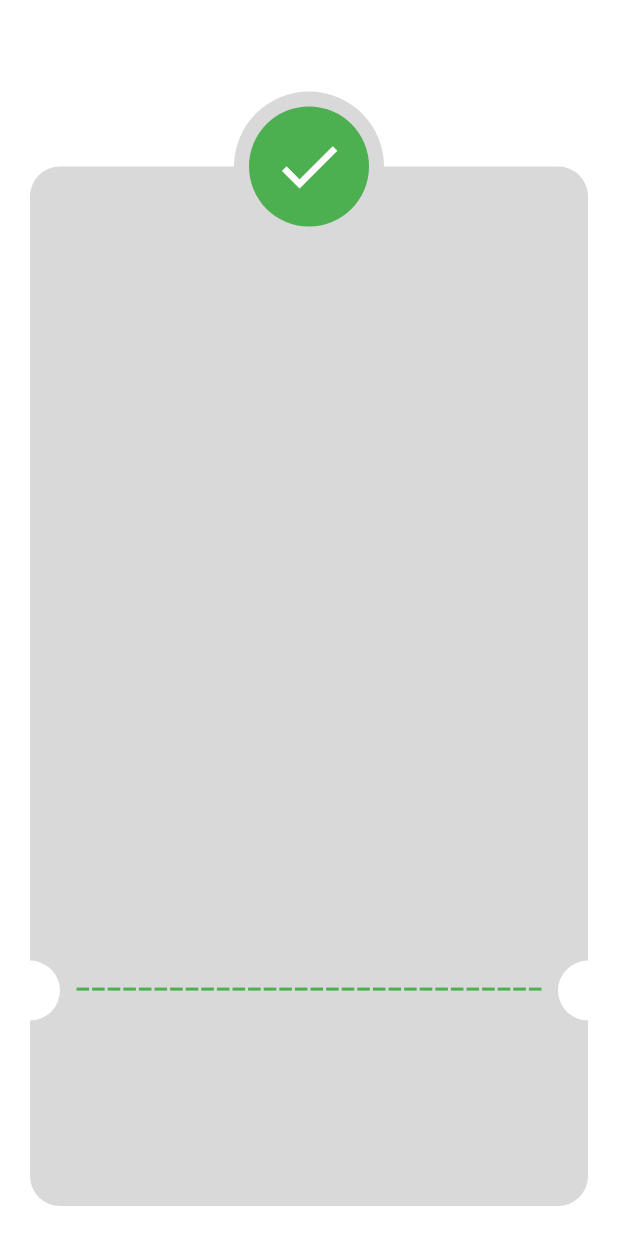
After one commit to ahmedelashrry1/payment, a Flutter app: the ThanksYouBody screen opened directly, on a phone screen of 412 x 824 dp. The commit adds this screen. Run offline on Flutter 3.47's test engine with Material 3 defaults, Android fonts, the phone set to English and light mode, and no system bars; our stand-ins replace flutter_credit_card.

Commit message:
finish Containerdaitiles

```diff
--- a/lib/presntation/view/MyCart Page1/body_my_cart.dart
+++ b/lib/presntation/view/MyCart Page1/body_my_cart.dart
@@ -69,5 +69,4 @@ class BodyMyCart extends StatelessWidget {
       ),
     );
   }
-
 }
--- a/lib/presntation/view/PayMent page 2/BodyPaymentDitails.dart
+++ b/lib/presntation/view/PayMent page 2/BodyPaymentDitails.dart
@@ -1,4 +1,5 @@
 import 'package:flutter/material.dart';
+import 'package:payment/presntation/view/ThankYou%20Page3/Thank_you_View.dart';
 import 'package:payment/presntation/view/widgets/Custom_Item_Payment_ListView.dart';
 import 'package:payment/presntation/view/widgets/custom_cridatcard.dart';
 import 'package:payment/presntation/view/widgets/custoom_buttom.dart';
@@ -35,6 +36,11 @@ class _BodyPaymentDitailsState extends State<BodyPaymentDitails> {
                 } else {
                   autovalidateMode = AutovalidateMode.always;
                   setState(() {});
+                  Navigator.of(context).push(
+                    MaterialPageRoute(
+                      builder: (context) => const ThankyouView(),
+                    ),
+                  );
                 }
               },
               title: "Pay Now",
--- /dev/null
+++ b/lib/presntation/view/ThankYou Page3/Thank_you_View.dart
@@ -0,0 +1,13 @@
+import 'package:flutter/material.dart';
+import 'package:payment/presntation/view/ThankYou%20Page3/thanks_you_body.dart';
+
+class ThankyouView extends StatelessWidget {
+  const ThankyouView({super.key});
+
+  @override
+  Widget build(BuildContext context) {
+    return const ThanksYouBody(
+
+    ) ;
+  }
+}
--- /dev/null
+++ b/lib/presntation/view/ThankYou Page3/thanks_you_body.dart
@@ -0,0 +1,32 @@
+import 'package:flutter/material.dart';
+import 'package:payment/presntation/view/widgets/CustomCircleAvatatr.dart';
+
+class ThanksYouBody extends StatelessWidget {
+  const ThanksYouBody({super.key});
+
+  @override
+  Widget build(BuildContext context) {
+    return Scaffold(
+      backgroundColor: Colors.white, // الخلفية البيضاء للصفحة كاملة
+      body: Padding(
+        padding:
+            const EdgeInsets.only(top: 111, left: 20, right: 20, bottom: 20),
+        child: Stack(
+          clipBehavior: Clip.none,
+          children: [
+            Container(
+              decoration: BoxDecoration(
+                color: const Color(0xffD9D9D9),
+                borderRadius: BorderRadius.circular(20),
+              ),
+            ),
+          const  CustomCircleAvatatr(),
+          const  CustomCircleAvatatr1(),
+          const  CustomCircleAvatatr2(),
+          const  CustomCircleAvatatrWithIcon(),
+          ],
+        ),
+      ),
+    );
+  }
+}
--- /dev/null
+++ b/lib/presntation/view/widgets/CustomCircleAvatatr.dart
@@ -0,0 +1,80 @@
+import 'package:flutter/material.dart';
+import 'package:payment/presntation/view/widgets/Custom_DachLine.dart';
+
+class CustomCircleAvatatr extends StatelessWidget {
+  const CustomCircleAvatatr({
+    super.key,
+  });
+
+  @override
+  Widget build(BuildContext context) {
+    return Positioned(
+      bottom: MediaQuery.of(context).size.height * 0.15 + 20,
+      left: 0,
+      right: 0,
+      child:const Padding(
+        padding: EdgeInsets.only(left: 30, right: 30),
+        child: customDachLine(),
+      ),
+    );
+  }
+}
+class CustomCircleAvatatrWithIcon extends StatelessWidget {
+  const CustomCircleAvatatrWithIcon({
+    super.key,
+  });
+
+  @override
+  Widget build(BuildContext context) {
+    return const Positioned(
+      left: 0,
+      right: 0,
+      top: -50,
+      child: CircleAvatar(
+        radius: 50,
+        backgroundColor: Color(0xffD9D9D9),
+        child: CircleAvatar(
+          radius: 40,
+          backgroundColor: Colors.green,
+          child: Icon(
+            Icons.check,
+            size: 50,
+            color: Colors.white,
+          ),
+        ),
+      ),
+    );
+  }
+}
+class CustomCircleAvatatr1 extends StatelessWidget {
+  const CustomCircleAvatatr1({
+    super.key,
+  });
+
+  @override
+  Widget build(BuildContext context) {
+    return Positioned(
+      left: -20,
+      bottom: MediaQuery.of(context).size.height * 0.15,
+      child: const CircleAvatar(
+        backgroundColor: Colors.white,
+      ),
+    );
+  }
+}
+class CustomCircleAvatatr2 extends StatelessWidget {
+  const CustomCircleAvatatr2({
+    super.key,
+  });
+
+  @override
+  Widget build(BuildContext context) {
+    return Positioned(
+      right: -20,
+      bottom: MediaQuery.of(context).size.height * 0.15,
+      child: const CircleAvatar(
+        backgroundColor: Colors.white,
+      ),
+    );
+  }
+}
--- /dev/null
+++ b/lib/presntation/view/widgets/Custom_DachLine.dart
@@ -0,0 +1,26 @@
+import 'package:flutter/material.dart';
+
+class customDachLine extends StatelessWidget {
+  const customDachLine({
+    super.key,
+  });
+
+  @override
+  Widget build(BuildContext context) {
+    return Row(
+      children: List.generate(
+        30,
+        (index) => Expanded(
+          child: Padding(
+            padding: const EdgeInsets.symmetric(horizontal: 1),
+            child: Container(
+              color: Colors.green,
+              // width: 10,
+              height: 2,
+            ),
+          ),
+        ),
+      ),
+    );
+  }
+}
```
